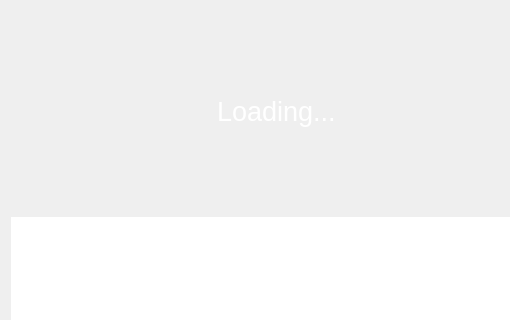
Above: UI/ChaptersView.ui from UjwalReddy267/COMIC_SD before the change; both pictures show x 0 to 510 and y 0 to 320 of the 752 by 516 pixel window. Below: the same form after it.
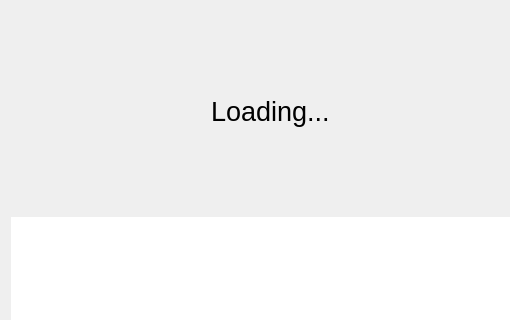
That is the form after the change.

Commit message: Bug Fixes Changed color scheme

The edit to the form file:
```diff
--- a/UI/ChaptersView.ui
+++ b/UI/ChaptersView.ui
@@ -16,6 +16,9 @@
   <layout class="QVBoxLayout" name="verticalLayout">
    <item>
     <layout class="QHBoxLayout" name="horizontalLayout_3">
+     <property name="spacing">
+      <number>0</number>
+     </property>
      <property name="leftMargin">
       <number>0</number>
      </property>
@@ -49,7 +52,7 @@
         </font>
        </property>
        <property name="styleSheet">
-        <string notr="true">color:#FFFFFF</string>
+        <string notr="true"/>
        </property>
        <property name="text">
         <string>Loading...</string>
```
The commit also changes 8 other files.
